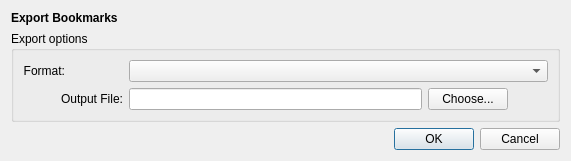
First picture: the form in src/lib/bookmarks/bookmarksexport/bookmarksexportdialog.ui, repository QupZilla/qupzilla, before the edit.
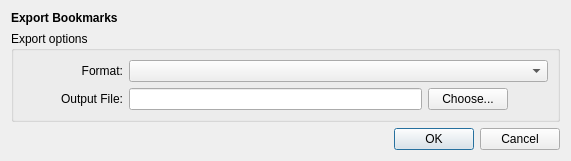
Second picture: the form after the edit.

Commit message:
[Building] Fixed building on Qt 5 & without Hunspell
BookmarksExportDialog: Align "Format" label to the right

Patch:
```diff
--- a/src/lib/bookmarks/bookmarksexport/bookmarksexportdialog.ui
+++ b/src/lib/bookmarks/bookmarksexport/bookmarksexportdialog.ui
@@ -79,6 +79,12 @@
       </item>
       <item row="0" column="0">
        <widget class="QLabel" name="label_2">
+        <property name="minimumSize">
+         <size>
+          <width>100</width>
+          <height>0</height>
+         </size>
+        </property>
         <property name="text">
          <string>Format:</string>
         </property>
```
The commit also changes 2 other files.
